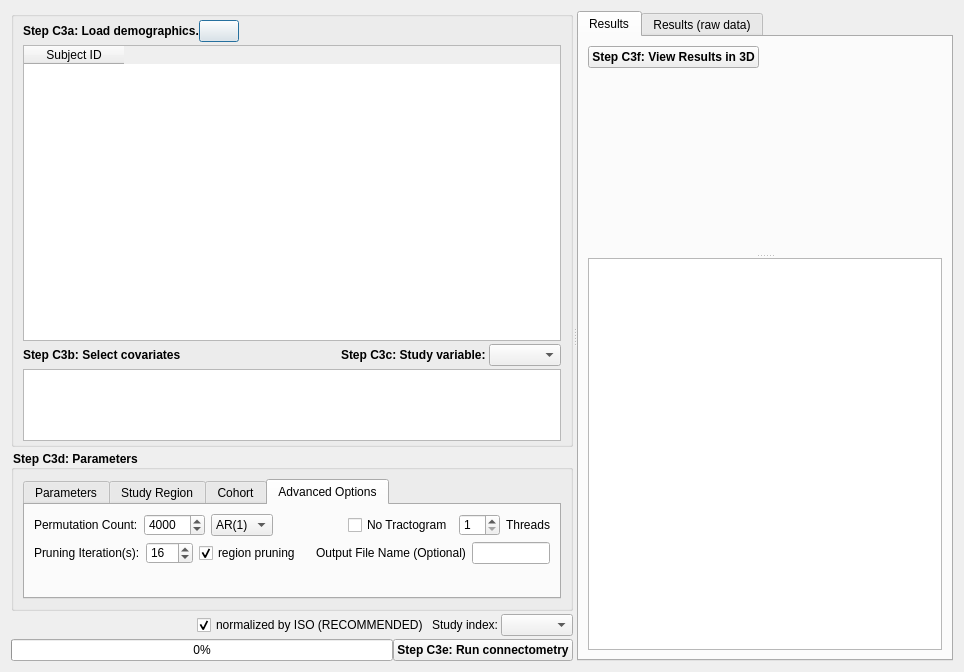
Above: connectometry/group_connectometry.ui from frankyeh/DSI-Studio before the change. Below: the same form after it.
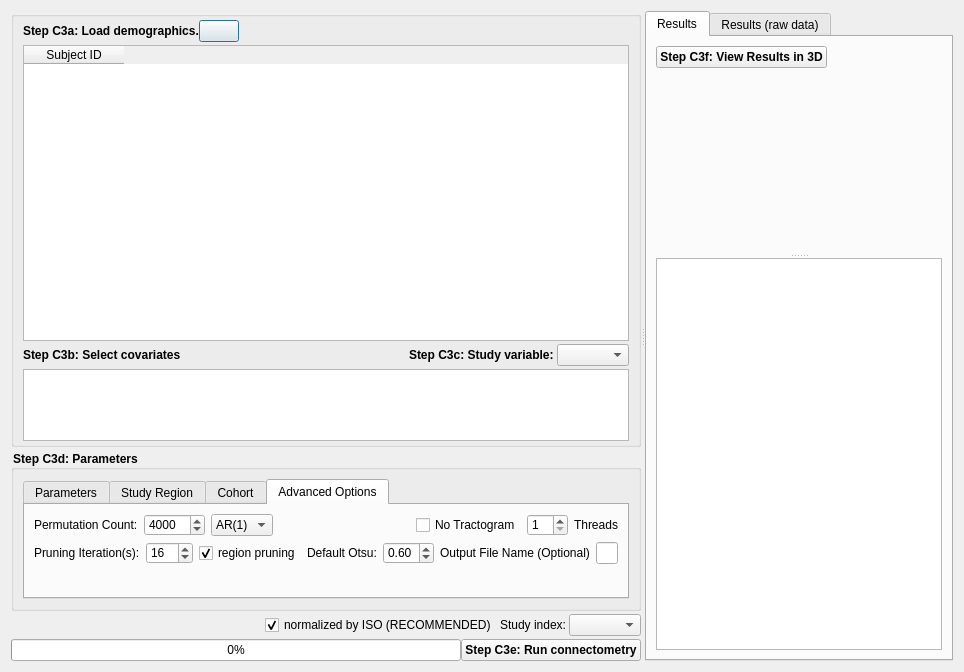
That is the form after the change. The open tabs and pages were chosen to show the change. Icons and pictures are not drawn.

The edit to the form file:
```diff
--- a/connectometry/group_connectometry.ui
+++ b/connectometry/group_connectometry.ui
@@ -1076,6 +1076,35 @@
                   </property>
                  </widget>
                 </item>
+                <item>
+                 <widget class="QLabel" name="otsu_threshold_label">
+                  <property name="text">
+                   <string>Default Otsu:</string>
+                  </property>
+                 </widget>
+                </item>
+                <item>
+                 <widget class="QDoubleSpinBox" name="otsu_threshold">
+                  <property name="toolTip">
+                   <string>the anisotropy threshold is randomly selected between (default Otsu -/+ 0.1) x Otsu threshold</string>
+                  </property>
+                  <property name="decimals">
+                   <number>2</number>
+                  </property>
+                  <property name="minimum">
+                   <double>0.200000000000000</double>
+                  </property>
+                  <property name="maximum">
+                   <double>1.000000000000000</double>
+                  </property>
+                  <property name="singleStep">
+                   <double>0.050000000000000</double>
+                  </property>
+                  <property name="value">
+                   <double>0.600000000000000</double>
+                  </property>
+                 </widget>
+                </item>
                 <item>
                  <spacer name="horizontalSpacer_9">
                   <property name="orientation">
```
